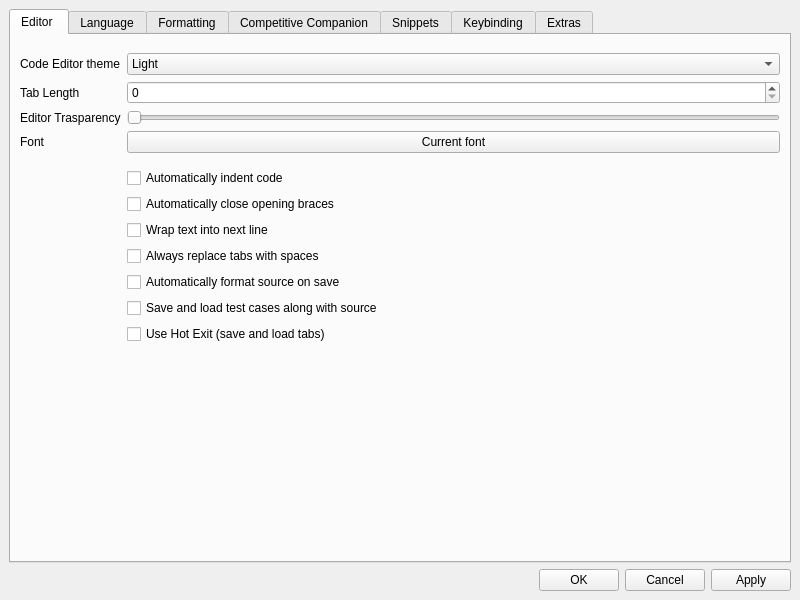
Qt form ui/preferencewindow.ui (cpeditor/cpeditor) before a commit.
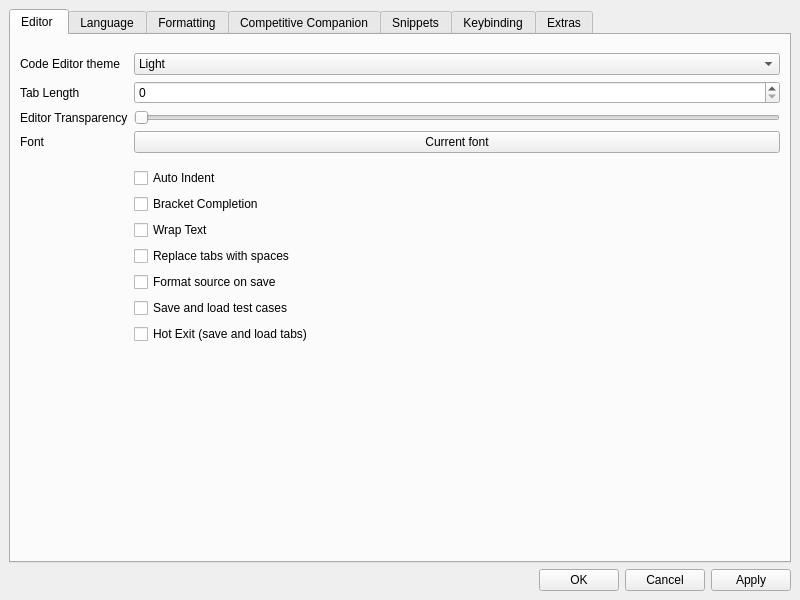
The same form after that commit. The open tabs and pages were chosen to show the change.

Commit message: fix(preferencewindow): Update text

```diff
--- a/ui/preferencewindow.ui
+++ b/ui/preferencewindow.ui
@@ -134,49 +134,49 @@
                 <item row="2" column="0">
                  <widget class="QCheckBox" name="indent">
                   <property name="text">
-                   <string>Automatically indent code</string>
+                   <string>Auto Indent</string>
                   </property>
                  </widget>
                 </item>
                 <item row="3" column="0">
                  <widget class="QCheckBox" name="parentheses">
                   <property name="text">
-                   <string>Automatically close opening braces</string>
+                   <string>Bracket Completion</string>
                   </property>
                  </widget>
                 </item>
                 <item row="4" column="0">
                  <widget class="QCheckBox" name="wrap">
                   <property name="text">
-                   <string>Wrap text into next line</string>
+                   <string>Wrap Text</string>
                   </property>
                  </widget>
                 </item>
                 <item row="5" column="0">
                  <widget class="QCheckBox" name="replace_tabs">
                   <property name="text">
-                   <string>Always replace tabs with spaces</string>
+                   <string>Replace tabs with spaces</string>
                   </property>
                  </widget>
                 </item>
                 <item row="6" column="0">
                  <widget class="QCheckBox" name="format_on_save">
                   <property name="text">
-                   <string>Automatically format source on save</string>
+                   <string>Format source on save</string>
                   </property>
                  </widget>
                 </item>
                 <item row="7" column="0">
                  <widget class="QCheckBox" name="savetest">
                   <property name="text">
-                   <string>Save and load test cases along with source</string>
+                   <string>Save and load test cases</string>
                   </property>
                  </widget>
                 </item>
                 <item row="8" column="0">
                  <widget class="QCheckBox" name="use_hot_exit">
                   <property name="text">
-                   <string>Use Hot Exit (save and load tabs)</string>
+                   <string>Hot Exit (save and load tabs)</string>
                   </property>
                  </widget>
                 </item>
@@ -185,7 +185,7 @@
               <item row="3" column="0">
                <widget class="QLabel" name="transparency_label">
                 <property name="text">
-                 <string>Editor Trasparency</string>
+                 <string>Editor Transparency</string>
                 </property>
                </widget>
               </item>
```
